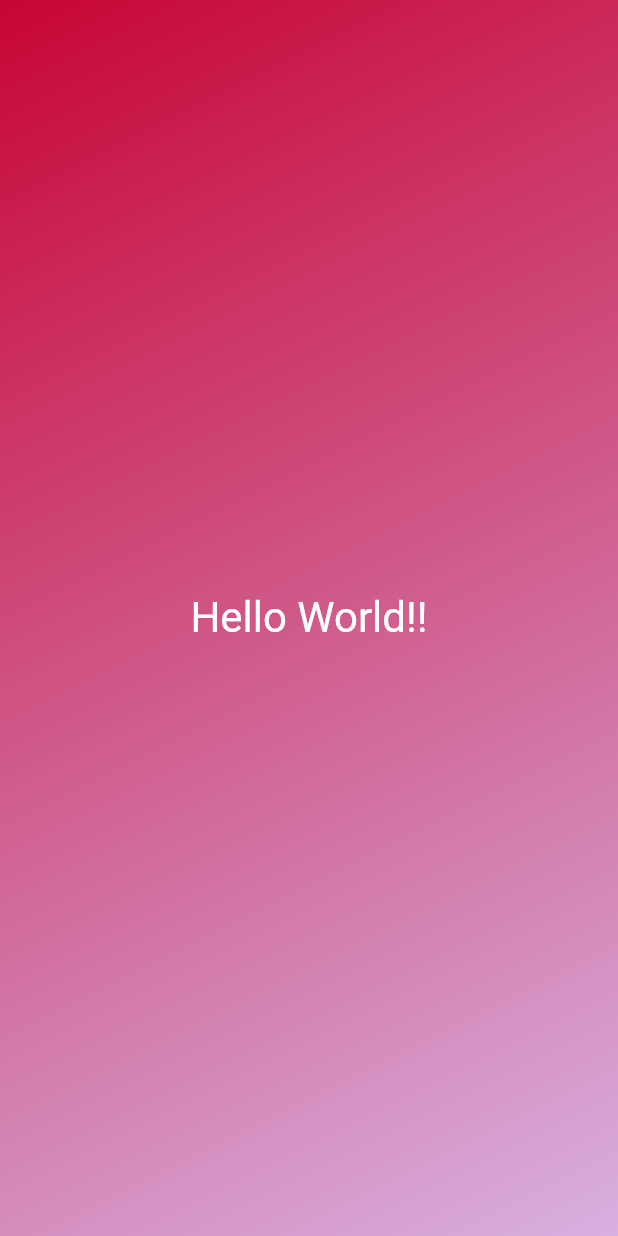
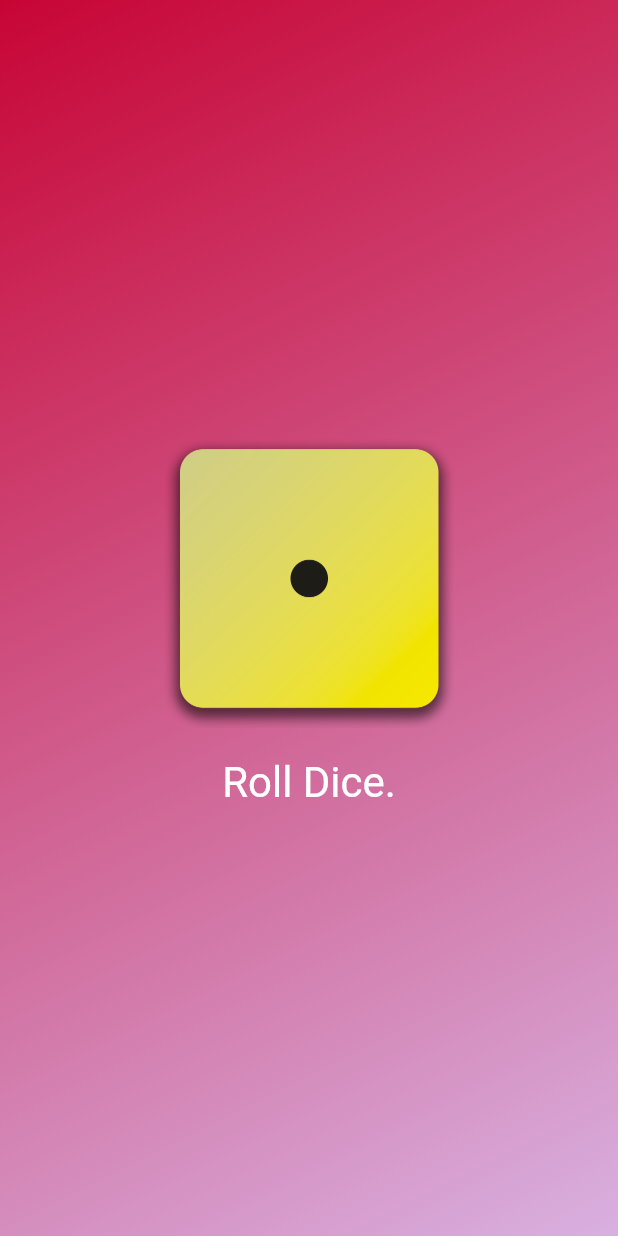
Before and after one commit to scavezze/flutter-course-apps, a Flutter app: the screen it shows after launch, on a phone screen of 412 x 824 dp. Run offline on Flutter 3.47's test engine with Material 2 defaults, Android fonts, the phone set to English and light mode, and no system bars.

Commit message:
wrapped up dice app

```diff
--- /dev/null
+++ b/dice_roll/lib/dice_roller.dart
@@ -0,0 +1,48 @@
+import 'package:flutter/material.dart';
+import 'dart:math';
+
+class DiceRoller extends StatefulWidget {
+  const DiceRoller({super.key});
+
+  @override
+  State<DiceRoller> createState() {
+    return _DiceRollerState();
+  }
+}
+
+class _DiceRollerState extends State<DiceRoller> {
+  final randomizer = Random();
+  var currentDiceRoll = 1;
+
+  void rollDice() {
+    setState(() {
+      currentDiceRoll = randomizer.nextInt(6) + 1;
+    });
+  }
+
+  @override
+  Widget build(BuildContext context) {
+    return Column(
+      mainAxisSize: MainAxisSize.min,
+      children: [
+        Image.asset(
+          'assets/images/dice_images/dice-$currentDiceRoll.png',
+          width: 200,
+        ),
+        TextButton(
+          onPressed: rollDice,
+          style: TextButton.styleFrom(
+            padding: const EdgeInsets.only(
+              top: 20,
+            ),
+            foregroundColor: Colors.white,
+            textStyle: const TextStyle(
+              fontSize: 28,
+            ),
+          ),
+          child: const Text("Roll Dice."),
+        )
+      ],
+    );
+  }
+}
--- a/dice_roll/lib/gradient_container.dart
+++ b/dice_roll/lib/gradient_container.dart
@@ -1,4 +1,4 @@
-import 'package:dice_roll/styled_text.dart';
+import 'package:dice_roll/dice_roller.dart';
 import 'package:flutter/material.dart';
 
 class GradientContainer extends StatelessWidget {
@@ -23,9 +23,7 @@ class GradientContainer extends StatelessWidget {
           end: end,
         ),
       ),
-      child: const Center(
-        child: StyledText("Hello World!!"),
-      ),
+      child: const Center(child: DiceRoller()),
     );
   }
 }
```
Also changed, not shown: dice_roll/pubspec.yaml (+8 -2 lines), dice_roll/assets/images/dice_images/dice-1.png (added), dice_roll/assets/images/dice_images/dice-2.png (added), dice_roll/assets/images/dice_images/dice-3.png (added), dice_roll/assets/images/dice_images/dice-4.png (added), dice_roll/assets/images/dice_images/dice-5.png (added), dice_roll/assets/images/dice_images/dice-6.png (added).
